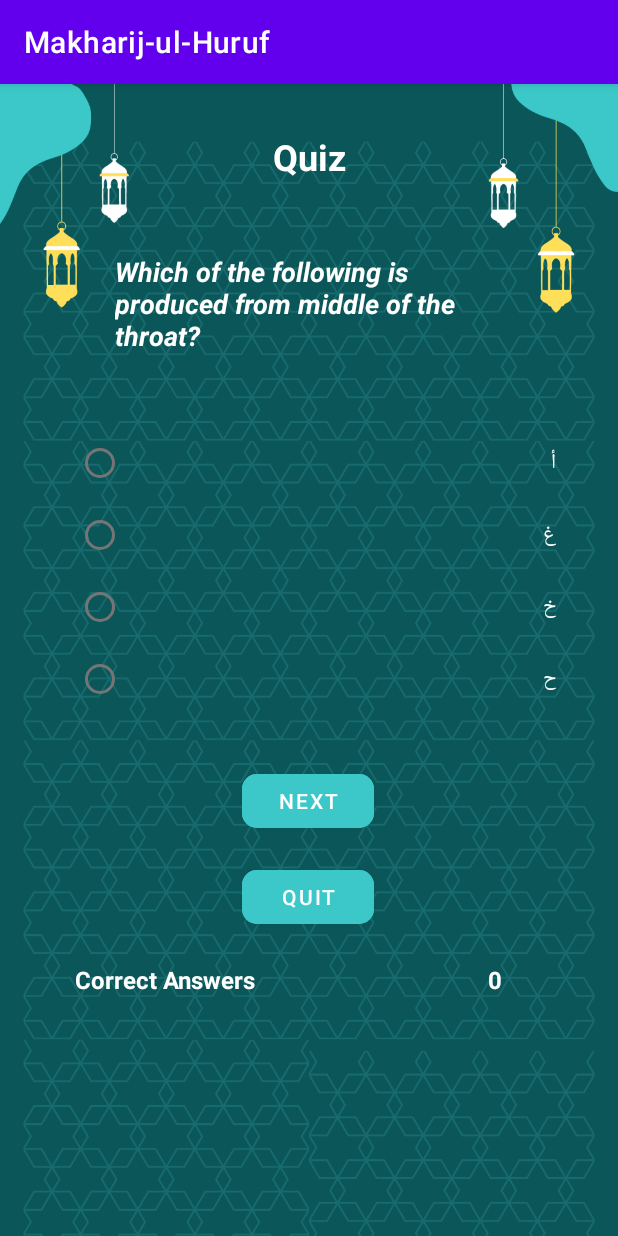
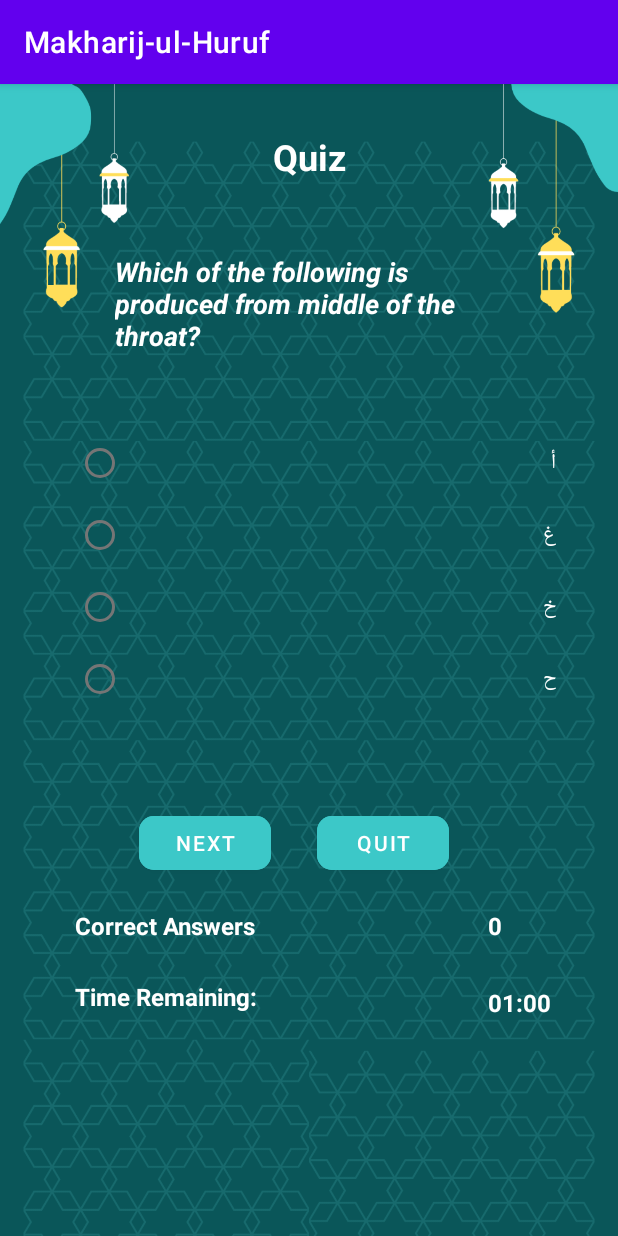
Before and after one commit to abdul-hanan-1/Makharij-ul-Huruf, an Android app: the quiz screen opened directly, with no data from a screen before it, on a phone screen of 412 x 824 dp. Run offline under Robolectric (Android 15) with nearby library versions, the phone set to English and light mode, and no system bars; Roboto replaces fonts that are not available here.

Commit message:
added countdown timer in both views of quiz

```diff
--- a/app/src/main/res/layout-land/activity_quiz.xml
+++ b/app/src/main/res/layout-land/activity_quiz.xml
@@ -115,4 +115,27 @@
         app:layout_constraintHorizontal_bias="0.531"
         app:layout_constraintStart_toEndOf="@+id/score"
         app:layout_constraintTop_toTopOf="parent" />
+
+    <TextView
+        android:id="@+id/textView6"
+        android:layout_width="157dp"
+        android:layout_height="19dp"
+        android:layout_marginStart="40dp"
+        android:text="Time Remaining"
+        android:textStyle="bold"
+        app:layout_constraintBottom_toTopOf="@+id/question"
+        app:layout_constraintStart_toStartOf="parent"
+        app:layout_constraintTop_toTopOf="parent"
+        app:layout_constraintVertical_bias="0.525" />
+
+    <TextView
+        android:id="@+id/countDownText"
+        android:layout_width="wrap_content"
+        android:layout_height="wrap_content"
+        android:text="01:00"
+        android:textStyle="bold"
+        app:layout_constraintBottom_toTopOf="@+id/question"
+        app:layout_constraintEnd_toStartOf="@+id/textView"
+        app:layout_constraintStart_toEndOf="@+id/textView6"
+        app:layout_constraintTop_toTopOf="parent" />
 </androidx.constraintlayout.widget.ConstraintLayout>
--- a/app/src/main/res/layout/activity_quiz.xml
+++ b/app/src/main/res/layout/activity_quiz.xml
@@ -80,12 +80,12 @@
         android:id="@+id/next"
         android:layout_width="wrap_content"
         android:layout_height="wrap_content"
-        android:layout_marginTop="12dp"
+        android:layout_marginTop="40dp"
         android:backgroundTint="#3cc8c8"
         android:text="Next"
         app:cornerRadius="10dp"
         app:layout_constraintEnd_toEndOf="parent"
-        app:layout_constraintHorizontal_bias="0.498"
+        app:layout_constraintHorizontal_bias="0.287"
         app:layout_constraintStart_toStartOf="parent"
         app:layout_constraintTop_toBottomOf="@+id/answersgrp" />
 
@@ -93,14 +93,14 @@
         android:id="@+id/quit"
         android:layout_width="wrap_content"
         android:layout_height="wrap_content"
-        android:layout_marginTop="16dp"
+        android:layout_marginTop="40dp"
         android:backgroundTint="#3cc8c8"
         android:text="Quit"
         app:cornerRadius="10dp"
         app:layout_constraintEnd_toEndOf="parent"
-        app:layout_constraintHorizontal_bias="0.498"
+        app:layout_constraintHorizontal_bias="0.653"
         app:layout_constraintStart_toStartOf="parent"
-        app:layout_constraintTop_toBottomOf="@+id/next" />
+        app:layout_constraintTop_toBottomOf="@+id/answersgrp" />
 
     <TextView
         android:id="@+id/score"
@@ -129,4 +129,34 @@
         app:layout_constraintHorizontal_bias="0.724"
         app:layout_constraintStart_toEndOf="@+id/score"
         app:layout_constraintTop_toBottomOf="@+id/quit" />
+
+    <TextView
+        android:id="@+id/textView5"
+        android:layout_width="240dp"
+        android:layout_height="33dp"
+        android:text="Time Remaining:"
+        android:textColor="#FFFFFF"
+        android:textSize="16sp"
+        android:textStyle="bold"
+        app:layout_constraintBottom_toBottomOf="parent"
+        app:layout_constraintEnd_toEndOf="parent"
+        app:layout_constraintHorizontal_bias="0.292"
+        app:layout_constraintStart_toStartOf="parent"
+        app:layout_constraintTop_toBottomOf="@+id/score"
+        app:layout_constraintVertical_bias="0.155" />
+
+    <TextView
+        android:id="@+id/countDownText"
+        android:layout_width="58dp"
+        android:layout_height="32dp"
+        android:text="01:00"
+        android:textColor="#FFFFFF"
+        android:textSize="16sp"
+        android:textStyle="bold"
+        app:layout_constraintBottom_toBottomOf="parent"
+        app:layout_constraintEnd_toEndOf="parent"
+        app:layout_constraintHorizontal_bias="0.555"
+        app:layout_constraintStart_toEndOf="@+id/textView5"
+        app:layout_constraintTop_toBottomOf="@+id/textView4"
+        app:layout_constraintVertical_bias="0.2" />
 </androidx.constraintlayout.widget.ConstraintLayout>
```
